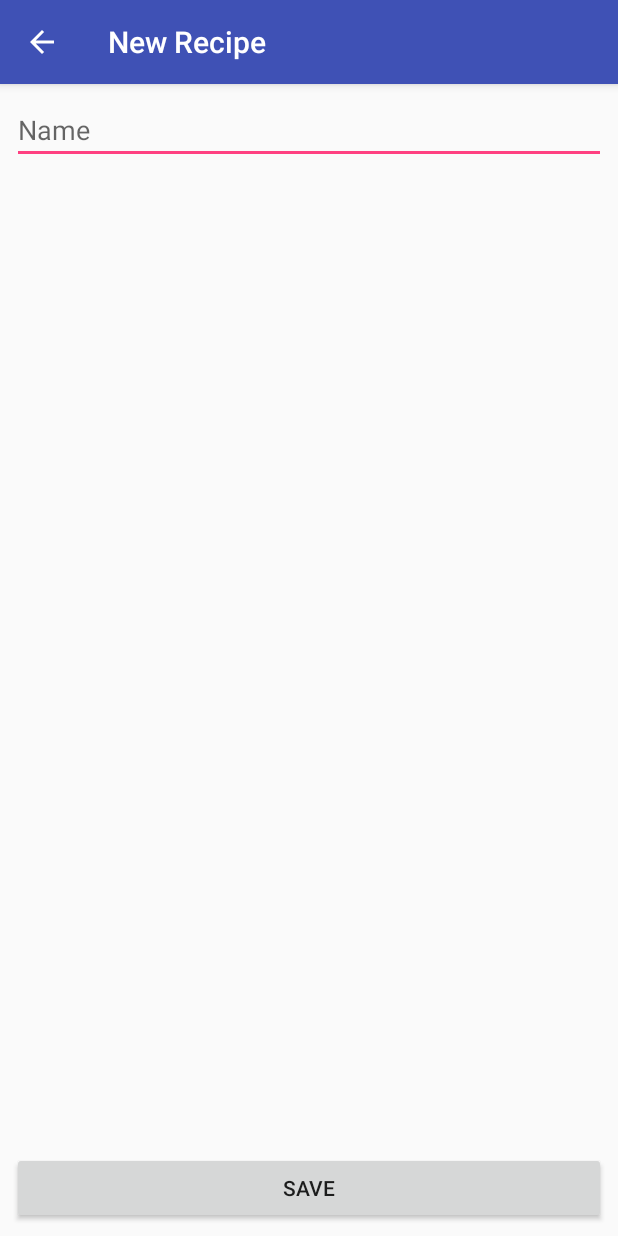
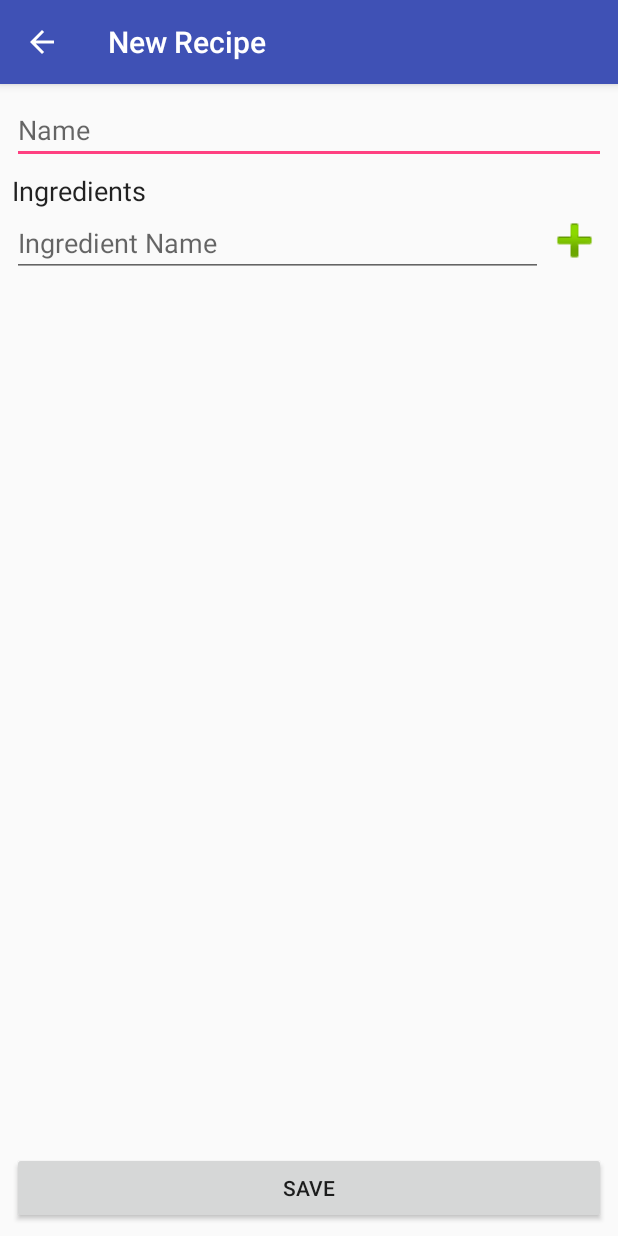
Before and after one commit to hakku276/foodplanner, an Android app: the screen it shows after launch (NewRecipeActivity), after a tap on "New Recipe", on a phone screen of 412 x 824 dp. Run offline under Robolectric (Android 15) with nearby library versions, the phone set to English and light mode, and no system bars; our stand-ins replace Room's generated code.

Commit message:
Ingredient storage to database done

```diff
--- a/app/src/main/java/np/com/aanalbasaula/foodplanner/database/Ingredient.java
+++ b/app/src/main/java/np/com/aanalbasaula/foodplanner/database/Ingredient.java
@@ -37,4 +37,9 @@ public class Ingredient {
     public void setName(String name) {
         this.name = name;
     }
+
+    @Override
+    public String toString() {
+        return this.name;
+    }
 }
--- /dev/null
+++ b/app/src/main/java/np/com/aanalbasaula/foodplanner/database/utils/LoadIngredientsAsync.java
@@ -0,0 +1,57 @@
+package np.com.aanalbasaula.foodplanner.database.utils;
+
+import android.os.AsyncTask;
+import android.support.annotation.NonNull;
+import android.util.Log;
+
+import java.util.LinkedList;
+import java.util.List;
+
+import np.com.aanalbasaula.foodplanner.database.Ingredient;
+import np.com.aanalbasaula.foodplanner.database.IngredientDao;
+
+public class LoadIngredientsAsync extends AsyncTask<Void, Void, List<Ingredient>> {
+    private static final String TAG = LoadRecipesAsync.class.getSimpleName();
+
+    // The dao for the ingredient
+    @NonNull
+    private IngredientDao dao;
+
+    // The listener for the result
+    @NonNull
+    private LoadIngredientsListener listener;
+
+    public LoadIngredientsAsync(@NonNull IngredientDao dao, @NonNull LoadIngredientsListener listener) {
+        this.dao = dao;
+        this.listener = listener;
+    }
+
+    @Override
+    protected List<Ingredient> doInBackground(Void... voids) {
+        List<Ingredient> recipes = new LinkedList<>();
+        try {
+            recipes = this.dao.getAllIngredients();
+        } catch (Exception e) {
+            Log.e(TAG, "doInBackground: Could not load the recipes", e);
+        }
+        return recipes;
+    }
+
+    @Override
+    protected void onPostExecute(List<Ingredient> ingredients) {
+        Log.i(TAG, "onPostExecute: Recipes have been loaded, notifying the listener");
+        this.listener.onIngredientsLoaded(ingredients);
+    }
+
+    /**
+     * The interface which allows users of this utility class to access the result
+     */
+    public interface LoadIngredientsListener {
+        /**
+         * Called once the Ingredients have been loaded from the database
+         *
+         * @param ingredients the list of ingredients
+         */
+        void onIngredientsLoaded(@NonNull List<Ingredient> ingredients);
+    }
+}
--- a/app/src/main/java/np/com/aanalbasaula/foodplanner/views/recipe/NewRecipeActivity.java
+++ b/app/src/main/java/np/com/aanalbasaula/foodplanner/views/recipe/NewRecipeActivity.java
@@ -2,33 +2,46 @@ package np.com.aanalbasaula.foodplanner.views.recipe;
 
 import android.content.Intent;
 import android.os.Bundle;
+import android.support.annotation.NonNull;
 import android.support.v7.app.AppCompatActivity;
 import android.util.Log;
-import android.view.MenuItem;
 import android.view.View;
+import android.widget.ArrayAdapter;
+import android.widget.AutoCompleteTextView;
 import android.widget.EditText;
+import android.widget.ImageButton;
+import android.widget.LinearLayout;
+
+import java.util.List;
 
 import np.com.aanalbasaula.foodplanner.R;
 import np.com.aanalbasaula.foodplanner.database.AppDatabase;
+import np.com.aanalbasaula.foodplanner.database.Ingredient;
 import np.com.aanalbasaula.foodplanner.database.Recipe;
+import np.com.aanalbasaula.foodplanner.database.utils.CreateIngredientEntryAsync;
 import np.com.aanalbasaula.foodplanner.database.utils.CreateRecipeEntryAsync;
+import np.com.aanalbasaula.foodplanner.database.utils.LoadIngredientsAsync;
 
 public class NewRecipeActivity extends AppCompatActivity implements CreateRecipeEntryAsync.CreateRecipeEntryListener {
 
-    private static final String TAG = NewRecipeActivity.class.getSimpleName();
     /**
      * Activity Result Code denoting that a new recipe was added. When this result is returned to
      * the calling activity {@link NewRecipeActivity#EXTRA_RECIPE} is set with the added recipe
      */
     public static final int RESULT_RECIPE_ADDED = 100;
-
     /**
      * The optional result field which has just been added
      */
     public static final String EXTRA_RECIPE = "recipe";
+    private static final String TAG = NewRecipeActivity.class.getSimpleName();
+
+    List<Ingredient> ingredients;
 
     // the edit text with the recipe name
     private EditText editRecipeName;
+
+    // The ingredients layout where new ingredients are added
+    private LinearLayout layoutIngredients;
 
     // the database instance
     private AppDatabase db;
@@ -39,7 +52,24 @@ public class NewRecipeActivity extends AppCompatActivity implements CreateRecipe
         setContentView(R.layout.activity_new_recipe);
 
         editRecipeName = findViewById(R.id.edit_recipe_name);
+        layoutIngredients = findViewById(R.id.layout_ingredients);
         db = AppDatabase.getInstance(this);
+
+    }
+
+    @Override
+    protected void onStart() {
+        super.onStart();
+        //setup the ingredients layout
+        new LoadIngredientsAsync(db.getIngredientDao(), new LoadIngredientsAsync.LoadIngredientsListener() {
+            @Override
+            public void onIngredientsLoaded(@NonNull List<Ingredient> ingredients) {
+                Log.i(TAG, "onIngredientsLoaded: Ingredients have been loaded: " + ingredients.size());
+                NewRecipeActivity.this.ingredients = ingredients;
+                //create the add ingredient view
+                createAddIngredientView();
+            }
+        }).execute();
     }
 
     /**
@@ -54,6 +84,17 @@ public class NewRecipeActivity extends AppCompatActivity implements CreateRecipe
             CreateRecipeEntryAsync async = new CreateRecipeEntryAsync(db.getRecipeDao(), this);
             async.execute(recipe);
         }
+    }
+
+    /**
+     * Creates a view on the screen where user can add an ingredient, should only be called
+     * once all the ingredients have been loaded from the database
+     */
+    private void createAddIngredientView() {
+        View view = getLayoutInflater().inflate(R.layout.layout_new_ingredient, null);
+        IngredientEntryViewController vc = new IngredientEntryViewController(view);
+        view.setTag(vc);
+        layoutIngredients.addView(view);
     }
 
     /**
@@ -79,4 +120,74 @@ public class NewRecipeActivity extends AppCompatActivity implements CreateRecipe
         this.setResult(RESULT_RECIPE_ADDED, result);
         this.finish();
     }
+
+    private class IngredientEntryViewController {
+        // The auto suggesting text input view
+        private AutoCompleteTextView input;
+        // The add button
+        private ImageButton buttonAdd;
+
+        IngredientEntryViewController(View view) {
+            input = view.findViewById(R.id.edit_ingredient_name);
+            //create the auto suggest adapter for the input
+            ArrayAdapter<Ingredient> adapter = new ArrayAdapter<>(NewRecipeActivity.this, android.R.layout.select_dialog_item, ingredients);
+            input.setAdapter(adapter);
+
+            buttonAdd = view.findViewById(R.id.button_add);
+            buttonAdd.setOnClickListener(new View.OnClickListener() {
+                @Override
+                public void onClick(View view) {
+                    Log.i(TAG, "onClick: Add Button Clicked");
+                    if (input.getText().toString().isEmpty()) {
+                        input.setError(getString(R.string.error_empty_input));
+                        return;
+                    }
+                    addIngredient();
+                    //update the views
+                    buttonAdd.setVisibility(View.GONE);
+                    //make the edit text uneditable
+                    input.setEnabled(false);
+                    createAddIngredientView();
+                }
+            });
+        }
+
+        /**
+         * Add the ingredient into the database
+         */
+        private void addIngredient() {
+            String name = input.getText().toString();
+            if (!ingredientInDatabase(name)) {
+                Log.i(TAG, "addIngredient: New ingredient input");
+                final Ingredient ingredient = new Ingredient();
+                ingredient.setName(name);
+                Log.i(TAG, "addIngredient: Adding ingredient with name: " + ingredient.getName());
+                new CreateIngredientEntryAsync(db.getIngredientDao(), new CreateIngredientEntryAsync.CreateIngredientEntryListener() {
+                    @Override
+                    public void onIngredientEntriesCreated(Ingredient[] ingredients) {
+                        if (ingredients.length > 0) {
+                            Log.i(TAG, "onIngredientEntriesCreated: Database Entry created");
+                            NewRecipeActivity.this.ingredients.add(ingredients[0]);
+                        }
+                    }
+                }).execute(ingredient);
+            }
+        }
+
+        /**
+         * Check whether the ingredient has already been saved in the database or not
+         *
+         * @param name the name of the ingredient
+         * @return true if already present
+         */
+        private boolean ingredientInDatabase(String name) {
+            for (Ingredient ingredient :
+                    ingredients) {
+                if (ingredient.getName().equals(name)) {
+                    return true;
+                }
+            }
+            return false;
+        }
+    }
 }
--- a/app/src/main/java/np/com/aanalbasaula/foodplanner/views/recipe/RecipeRecyclerViewAdapter.java
+++ b/app/src/main/java/np/com/aanalbasaula/foodplanner/views/recipe/RecipeRecyclerViewAdapter.java
@@ -25,7 +25,7 @@ public class RecipeRecyclerViewAdapter extends RecyclerView.Adapter<RecipeRecycl
     private final List<Recipe> mValues;
     private final OnListFragmentInteractionListener mListener;
 
-    public RecipeRecyclerViewAdapter(@Nullable List<Recipe> items, OnListFragmentInteractionListener listener) {
+    RecipeRecyclerViewAdapter(@Nullable List<Recipe> items, OnListFragmentInteractionListener listener) {
         mValues = items;
         mListener = listener;
     }
--- a/app/src/main/res/layout/activity_new_recipe.xml
+++ b/app/src/main/res/layout/activity_new_recipe.xml
@@ -4,23 +4,49 @@
     xmlns:tools="http://schemas.android.com/tools"
     android:layout_width="match_parent"
     android:layout_height="match_parent"
-    tools:context=".views.recipe.NewRecipeActivity"
-    android:padding="@dimen/padding_screen_to_content">
+    android:padding="@dimen/padding_screen_to_content"
+    tools:context=".views.recipe.NewRecipeActivity">
 
     <EditText
+        android:id="@+id/edit_recipe_name"
         android:layout_width="match_parent"
         android:layout_height="wrap_content"
+        android:hint="@string/hint_recipe_name"
         android:inputType="textCapWords"
-        android:id="@+id/edit_recipe_name"
-        android:hint="@string/hint_recipe_name"
-        app:layout_constraintTop_toTopOf="parent"/>
+        app:layout_constraintTop_toTopOf="parent" />
+
+    <LinearLayout
+        android:layout_width="match_parent"
+        android:layout_height="0dp"
+        android:layout_marginTop="5dp"
+        android:orientation="vertical"
+        app:layout_constraintBottom_toTopOf="@+id/button_save"
+        app:layout_constraintTop_toBottomOf="@+id/edit_recipe_name">
+
+        <TextView
+            android:layout_width="match_parent"
+            android:layout_height="wrap_content"
+            android:text="@string/title_ingredients"
+            android:textAppearance="@android:style/TextAppearance.Medium" />
+
+        <ScrollView
+            android:layout_width="match_parent"
+            android:layout_height="wrap_content">
+
+            <LinearLayout
+                android:id="@+id/layout_ingredients"
+                android:layout_width="match_parent"
+                android:layout_height="wrap_content"
+                android:orientation="vertical" />
+        </ScrollView>
+    </LinearLayout>
 
     <Button
+        android:id="@+id/button_save"
         android:layout_width="match_parent"
         android:layout_height="wrap_content"
-        android:id="@+id/button_save"
+        android:onClick="requestSaveRecipe"
         android:text="@string/button_save"
-        android:onClick="requestSaveRecipe"
-        app:layout_constraintBottom_toBottomOf="parent"/>
+        app:layout_constraintBottom_toBottomOf="parent" />
 
 </android.support.constraint.ConstraintLayout>
--- /dev/null
+++ b/app/src/main/res/layout/layout_new_ingredient.xml
@@ -0,0 +1,22 @@
+<?xml version="1.0" encoding="utf-8"?>
+<LinearLayout xmlns:android="http://schemas.android.com/apk/res/android"
+    android:layout_width="match_parent"
+    android:layout_height="wrap_content"
+    android:orientation="horizontal">
+
+    <AutoCompleteTextView
+        android:id="@+id/edit_ingredient_name"
+        android:layout_width="0dp"
+        android:layout_height="wrap_content"
+        android:layout_weight="1"
+        android:hint="@string/hint_ingredient_name" />
+
+    <ImageButton
+        android:id="@+id/button_add"
+        android:layout_width="42dp"
+        android:layout_height="42dp"
+        android:background="#00ffffff"
+        android:contentDescription="@string/img_desc_add"
+        android:scaleType="fitXY"
+        android:src="@android:drawable/ic_input_add" />
+</LinearLayout>
--- a/app/src/main/res/values/strings.xml
+++ b/app/src/main/res/values/strings.xml
@@ -11,4 +11,8 @@
     <string name="button_save">Save</string>
     <string name="hint_recipe_name">Name</string>
     <string name="error_text_required_empty">Required text is empty</string>
+    <string name="title_ingredients">Ingredients</string>
+    <string name="hint_ingredient_name">Ingredient Name</string>
+    <string name="img_desc_add">Add Entry</string>
+    <string name="error_empty_input">Required</string>
 </resources>
```
Also changed, not shown: app/src/main/java/np/com/aanalbasaula/foodplanner/database/utils/CreateIngredientEntryAsync.java (added, +47 -0 lines), app/src/main/res/drawable-hdpi/ic_add.png (added), app/src/main/res/drawable-mdpi/ic_add.png (added), app/src/main/res/drawable-xhdpi/ic_add.png (added), app/src/main/res/drawable-xxhdpi/ic_add.png (added).
